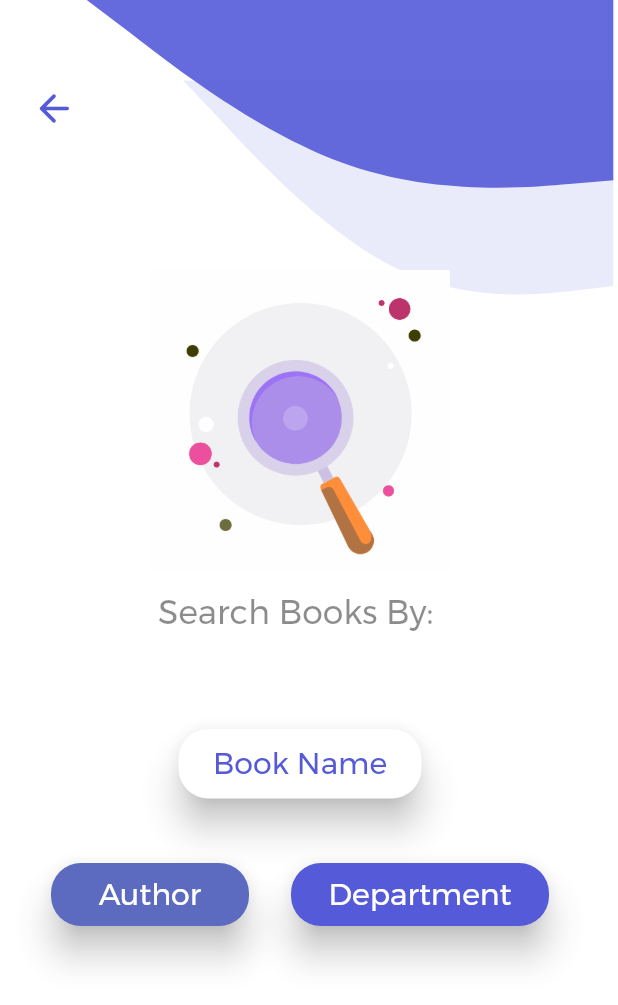
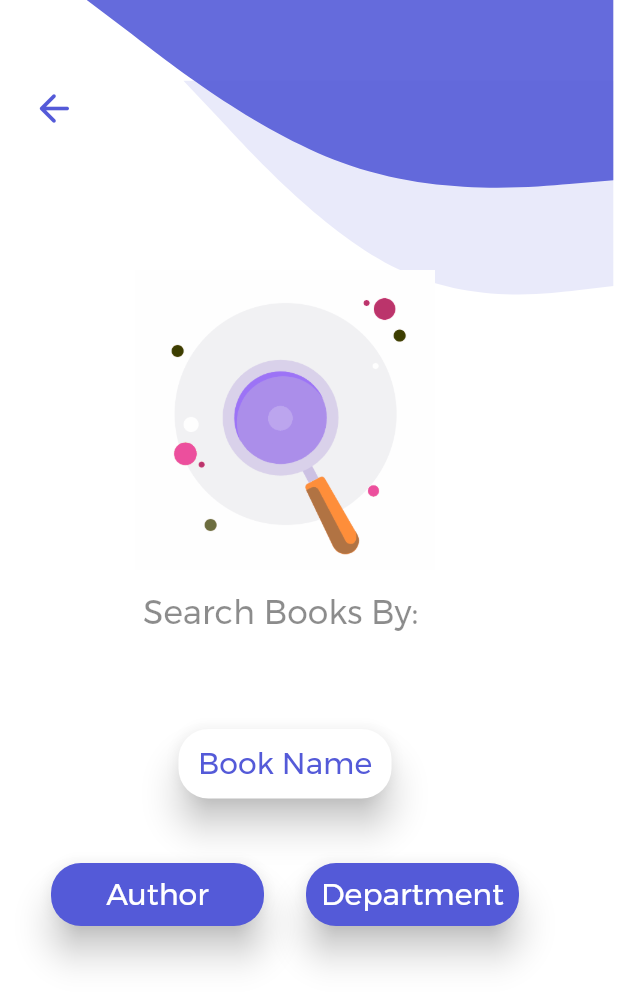
Before and after one commit to jyothir10/bibliotheca, a Flutter app: the screen it shows after launch, on a phone screen of 412 x 824 dp. Shown: the top 1005 px of the screen. Run offline on Flutter 3.47's test engine with Material 2 defaults, Android fonts, the phone set to English and light mode, and no system bars; our stand-ins replace firebase_auth, firebase_core, flutter_svg, modal_progress_hud_nsn; missing offline and left inert: blobs; accounts and stored records are empty.

Commit message:
Search Screen Modifications

```diff
--- a/lib/Screens/search_screen_main.dart
+++ b/lib/Screens/search_screen_main.dart
@@ -1,7 +1,6 @@
 import 'package:bibliotheca/Components/WhiteButton.dart';
 import 'package:flutter/material.dart';
 import 'package:flutter_svg/svg.dart';
-
 import '../Components/BlueButton.dart';
 
 class SearchScreenMain extends StatefulWidget {
@@ -64,7 +63,7 @@ class _SearchScreenMainState extends State<SearchScreenMain> {
                   margin: EdgeInsets.only(top: 60,bottom: 20),
                   child: WhiteButton(
                     text: 'Book Name',
-                    width: 170,
+                    width: 150,
                     onTap: () {},
                   ),
                 ),
@@ -75,9 +74,9 @@ class _SearchScreenMainState extends State<SearchScreenMain> {
                         margin:
                             EdgeInsets.only(top: 15, right: 20,bottom: 15),
                         child: BlueButton(
-                            text: 'Author', width: 140, onTap: () {}, Colour: 0xff5C6BC0,),
+                            text: 'Author', width: 150, onTap: () {}, Colour: 0xff545ad8,),
                       ),
-                      BlueButton(text: 'Department', width: 180, onTap: () {}, Colour: 0xff545ad8,),
+                      BlueButton(text: 'Department', width: 150, onTap: () {}, Colour: 0xff545ad8,),
                     ],
                   ),
                 ),
```
